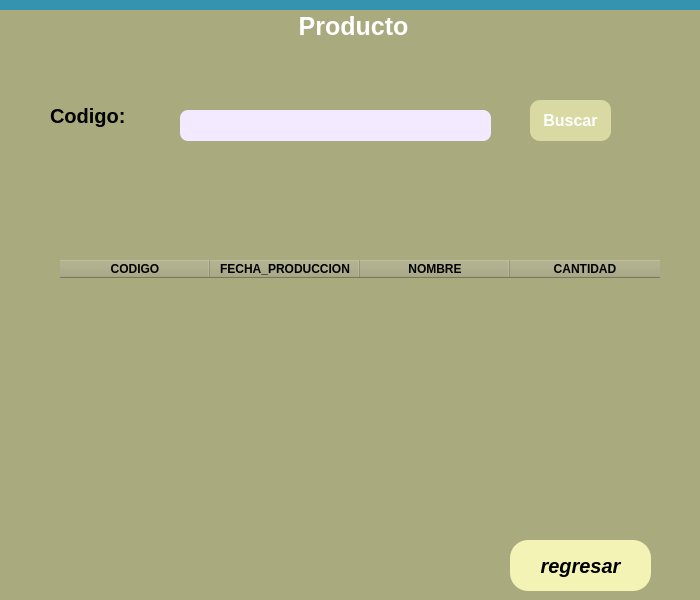
Before: the Qt Designer form view/buscarproducto.ui in arturito76/proyecto, drawn with Qt 5.
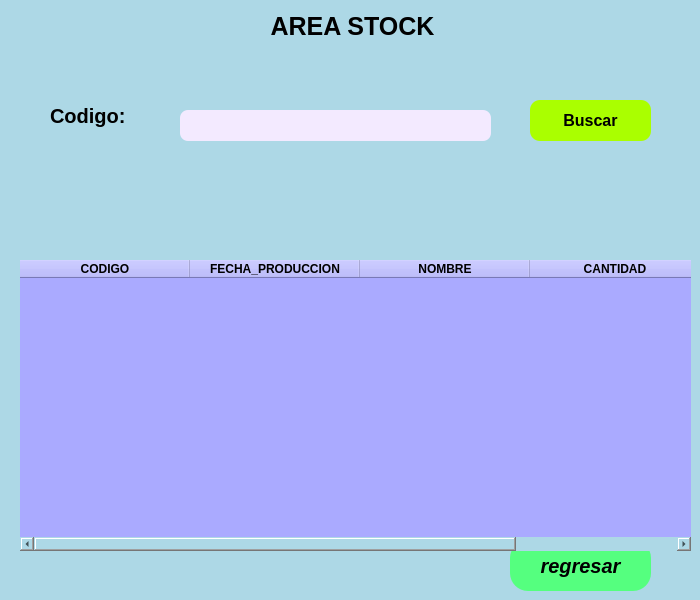
After: the same form once the commit is applied.

The edit to the form file:
```diff
--- a/view/buscarproducto.ui
+++ b/view/buscarproducto.ui
@@ -38,8 +38,8 @@
    <string>Form</string>
   </property>
   <property name="styleSheet">
-   <string notr="true">background-color: rgb(52, 148, 175);
-color: rgb(255, 255, 255);</string>
+   <string notr="true">background-color: #ADD8E6; /* Azul Claro */
+</string>
   </property>
   <widget class="QGroupBox" name="groupBox">
    <property name="geometry">
@@ -58,11 +58,12 @@
     </font>
    </property>
    <property name="styleSheet">
-    <string notr="true">background-color: rgb(170, 170, 127);
+    <string notr="true">background-color: #ADD8E6; /* Azul Claro */
+
 border:none;</string>
    </property>
    <property name="title">
-    <string>Producto</string>
+    <string>AREA STOCK </string>
    </property>
    <property name="alignment">
     <set>Qt::AlignCenter</set>
@@ -72,7 +73,7 @@
      <rect>
       <x>530</x>
       <y>90</y>
-      <width>81</width>
+      <width>121</width>
       <height>41</height>
      </rect>
     </property>
@@ -84,7 +85,7 @@
      </font>
     </property>
     <property name="styleSheet">
-     <string notr="true">background-color: rgb(217, 217, 163);
+     <string notr="true">background-color: rgb(170, 255, 0);
 
 border-radius: 10px</string>
     </property>
@@ -151,8 +152,7 @@
      <bool>false</bool>
     </property>
     <property name="styleSheet">
-     <string notr="true">background-color: rgb(243, 243, 182);
-color: rgb(0, 0, 0);
+     <string notr="true">background-color: rgb(85, 255, 127);
 
 border-radius: 18px</string>
     </property>
@@ -163,17 +163,18 @@
    <widget class="QTableWidget" name="resultadoproducto">
     <property name="geometry">
      <rect>
-      <x>60</x>
+      <x>20</x>
       <y>250</y>
-      <width>611</width>
-      <height>271</height>
+      <width>671</width>
+      <height>291</height>
      </rect>
     </property>
     <property name="styleSheet">
-     <string notr="true">color: rgb(0, 0, 0);</string>
+     <string notr="true">color: rgb(0, 0, 0);
+background-color: rgb(170, 170, 255);</string>
     </property>
     <attribute name="horizontalHeaderDefaultSectionSize">
-     <number>150</number>
+     <number>170</number>
     </attribute>
     <column>
      <property name="text">
```
